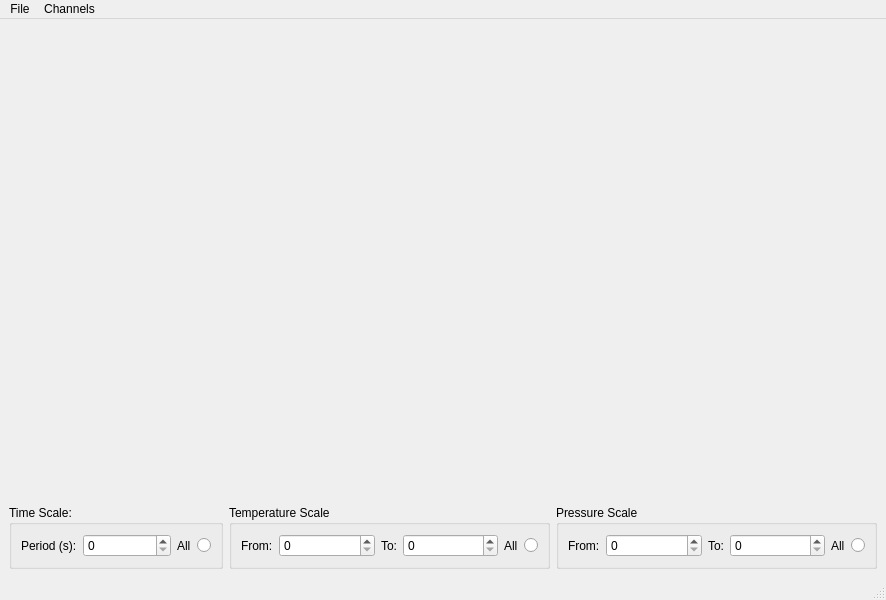
Qt form BakingLog.ui (cyqian97/BakingLog) before a commit.
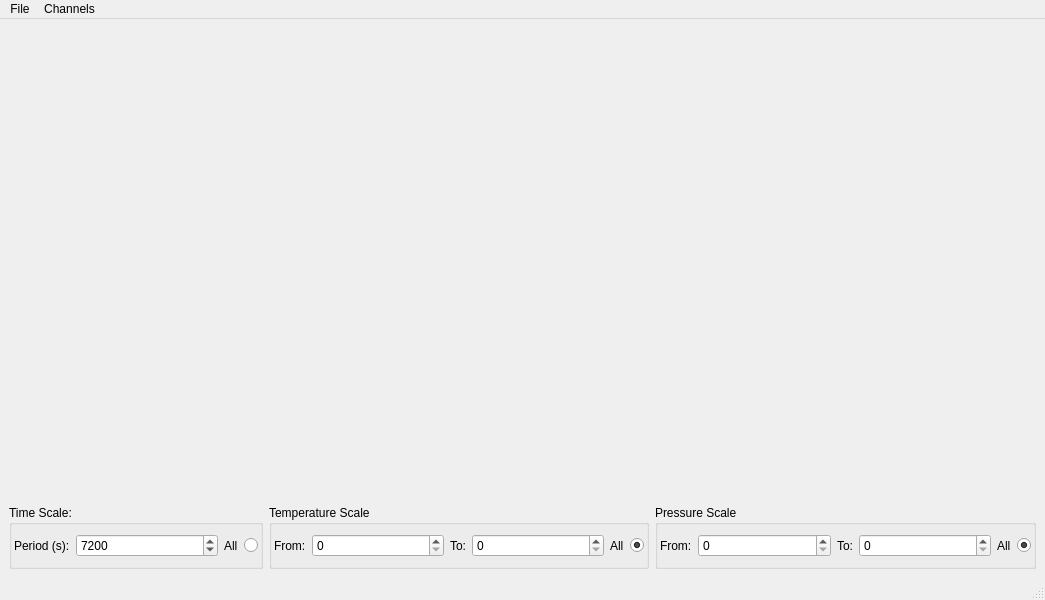
The same form after that commit.

The edit to the form file:
```diff
--- a/BakingLog.ui
+++ b/BakingLog.ui
@@ -6,7 +6,7 @@
    <rect>
     <x>0</x>
     <y>0</y>
-    <width>886</width>
+    <width>1045</width>
     <height>600</height>
    </rect>
   </property>
@@ -28,6 +28,12 @@
            <string>Time Scale:</string>
           </property>
           <layout class="QGridLayout" name="gridLayout_5">
+           <property name="leftMargin">
+            <number>2</number>
+           </property>
+           <property name="rightMargin">
+            <number>2</number>
+           </property>
            <item row="0" column="0">
             <layout class="QHBoxLayout" name="horizontalLayout" stretch="0,1,0,0">
              <item>
@@ -38,7 +44,14 @@
               </widget>
              </item>
              <item>
-              <widget class="QSpinBox" name="spinBoxTimeScale"/>
+              <widget class="QSpinBox" name="spinBoxTimeScale">
+               <property name="maximum">
+                <number>99999999</number>
+               </property>
+               <property name="value">
+                <number>7200</number>
+               </property>
+              </widget>
              </item>
              <item>
               <widget class="QLabel" name="labelTimeAll">
@@ -65,6 +78,12 @@
            <string>Temperature Scale</string>
           </property>
           <layout class="QGridLayout" name="gridLayout_4">
+           <property name="leftMargin">
+            <number>2</number>
+           </property>
+           <property name="rightMargin">
+            <number>2</number>
+           </property>
            <item row="0" column="0">
             <layout class="QHBoxLayout" name="horizontalLayout_4" stretch="0,1,0,1,0,0">
              <item>
@@ -99,6 +118,9 @@
                <property name="text">
                 <string/>
                </property>
+               <property name="checked">
+                <bool>true</bool>
+               </property>
               </widget>
              </item>
             </layout>
@@ -112,6 +134,12 @@
            <string>Pressure Scale</string>
           </property>
           <layout class="QGridLayout" name="gridLayout_3">
+           <property name="leftMargin">
+            <number>2</number>
+           </property>
+           <property name="rightMargin">
+            <number>2</number>
+           </property>
            <item row="0" column="0">
             <layout class="QHBoxLayout" name="horizontalLayout_3" stretch="0,1,0,1,0,0">
              <item>
@@ -146,6 +174,9 @@
                <property name="text">
                 <string/>
                </property>
+               <property name="checked">
+                <bool>true</bool>
+               </property>
               </widget>
              </item>
             </layout>
@@ -164,7 +195,7 @@
     <rect>
      <x>0</x>
      <y>0</y>
-     <width>886</width>
+     <width>1045</width>
      <height>26</height>
     </rect>
    </property>
```
Left out of the diff: 29 changed lines with no effect on the pictures.
